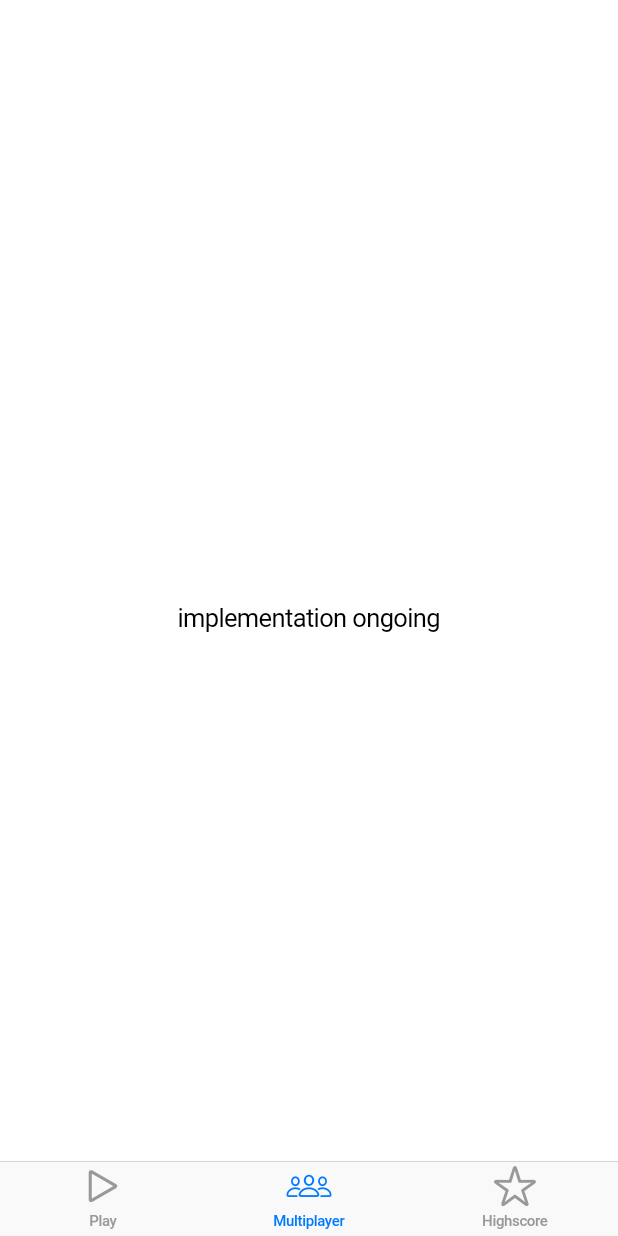
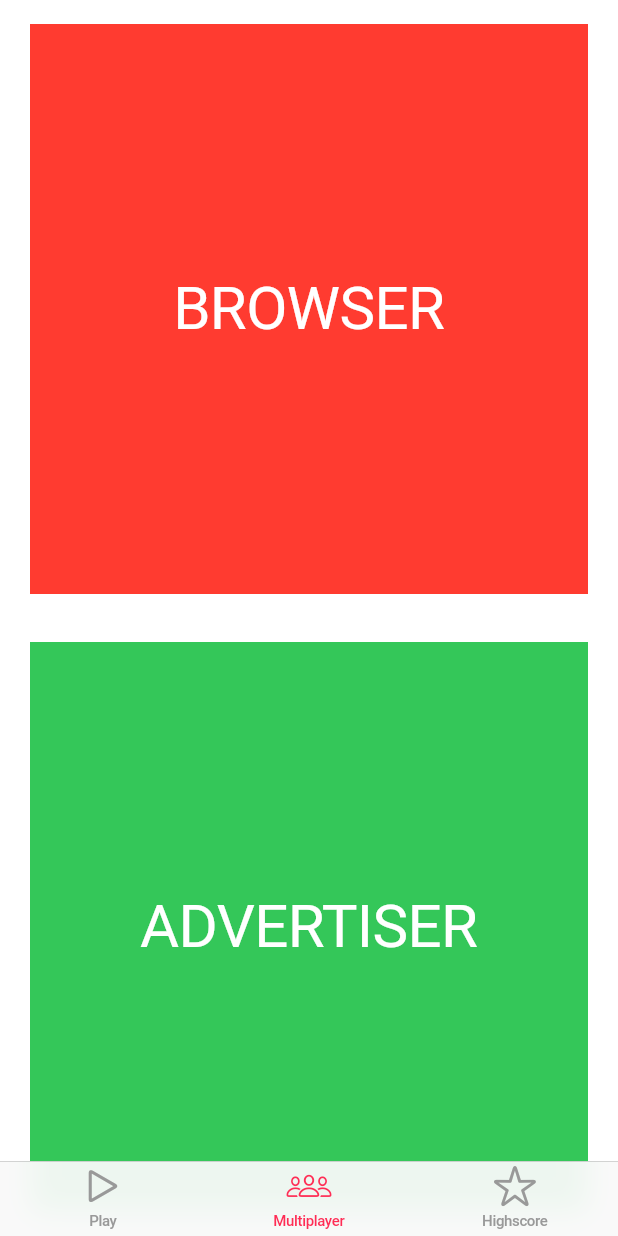
Before and after one commit to Famoose/FlutterSnake, a Flutter app: the screen it shows after launch, item 2 of the bottom bar chosen, on a phone screen of 412 x 824 dp. Run offline on Flutter 3.47's test engine with Material 2 defaults, Android fonts, the phone set to English and light mode, and no system bars; our stand-ins replace shared_preferences; missing offline and left inert: flutter_nearby_connections.

Commit message:
add near_communication

```diff
--- a/lib/main.dart
+++ b/lib/main.dart
@@ -1,9 +1,9 @@
 import 'package:flutter/cupertino.dart';
 import 'package:provider/provider.dart';
-import 'package:psnake/game/mysnake.dart';
 import 'package:psnake/router.dart';
+import 'app-state-model.dart';
+import 'multiplayer/multi-player-snake.dart';
 import 'router.dart' as router;
-import 'app-state-model.dart';
 
 void main() {
   return runApp(
@@ -20,7 +20,7 @@ class MyApp extends StatelessWidget {
   Widget build(BuildContext context) {
     return CupertinoApp(
       title: 'Snake',
-      color: CupertinoColors.white,
+      theme: CupertinoThemeData(primaryColor: CupertinoColors.systemPink),
       initialRoute: HomeViewRoute,
       onGenerateRoute: router.generateRoute,
       onUnknownRoute: (settings) => CupertinoPageRoute(
@@ -28,14 +28,6 @@ class MyApp extends StatelessWidget {
                 name: settings.name,
               )),
     );
-  }
-}
-
-class SinglePlayerGamePage extends StatelessWidget {
-  @override
-  Widget build(BuildContext context) {
-    return CupertinoPageScaffold(
-        backgroundColor: CupertinoColors.white, child: MySnake());
   }
 }
 
@@ -70,13 +62,46 @@ class HomePage extends StatelessWidget {
                     child: CupertinoButton(
                         child: Center(child: Text("Start Game")),
                         onPressed: () =>
-                            Navigator.pushNamed(mcontext, GameViewRoute))),
+                            Navigator.pushNamed(mcontext, SingleGameViewRoute))),
               );
             });
           case 1:
             return CupertinoTabView(builder: (context) {
               return CupertinoPageScaffold(
-                child: Center(child: Text("implementation ongoing")),
+                child: Column(
+                  children: [
+                    Expanded(
+                      child: CupertinoButton(
+                        onPressed: () {
+                          Navigator.pushNamed(mcontext, MultiGameViewRoute,);
+                        },
+                        child: Container(
+                          color: CupertinoColors.systemRed,
+                          child: Center(
+                              child: Text(
+                                'BROWSER',
+                                style: TextStyle(color: CupertinoColors.white, fontSize: 40),
+                              )),
+                        ),
+                      ),
+                    ),
+                    Expanded(
+                      child: CupertinoButton(
+                        onPressed: () {
+                          Navigator.pushNamed(mcontext, MultiGameViewRoute, arguments: DeviceType.advertiser);
+                        },
+                        child: Container(
+                          color: CupertinoColors.activeGreen,
+                          child: Center(
+                              child: Text(
+                                'ADVERTISER',
+                                style: TextStyle(color: CupertinoColors.white, fontSize: 40),
+                              )),
+                        ),
+                      ),
+                    ),
+                  ],
+                ),
               );
             });
           case 2:
--- a/lib/router.dart
+++ b/lib/router.dart
@@ -1,15 +1,21 @@
 import 'package:flutter/cupertino.dart';
+import 'package:psnake/singleplayer/single-player-snake.dart';
+
 import 'main.dart';
+import 'multiplayer/multi-player-snake.dart';
 
 const String HomeViewRoute = '/';
-const String GameViewRoute = 'game';
+const String SingleGameViewRoute = 'singlegame';
+const String MultiGameViewRoute = 'multigame';
 
 Route<dynamic> generateRoute(RouteSettings settings) {
   switch (settings.name) {
     case HomeViewRoute:
       return CupertinoPageRoute(builder: (context) => HomePage());
-    case GameViewRoute:
+    case SingleGameViewRoute:
       return CupertinoPageRoute(builder: (context) => SinglePlayerGamePage());
+    case MultiGameViewRoute:
+      return CupertinoPageRoute(builder: (context) => MultiplayerPlayerGamePage(deviceType: settings.arguments));
     default:
       return CupertinoPageRoute(builder: (context) => HomePage());
   }
--- a/pubspec.yaml
+++ b/pubspec.yaml
@@ -30,6 +30,7 @@ dependencies:
   cupertino_icons: ^1.0.1
   provider: ^4.0.0
   shared_preferences: '>=0.5.0 <2.0.0'
+  flutter_nearby_connections: ^1.0.10
 
 
 dev_dependencies:
```
Also changed, not shown: lib/multiplayer/multi-player-snake.dart (added, +263 -0 lines), lib/singleplayer/single-player-snake.dart (renamed from lib/game/mysnake.dart, +16 -15 lines), lib/styles/divider.dart (added, +12 -0 lines), lib/styles/styles.dart (+8 -5 lines), pubspec.lock, 2 other files.
